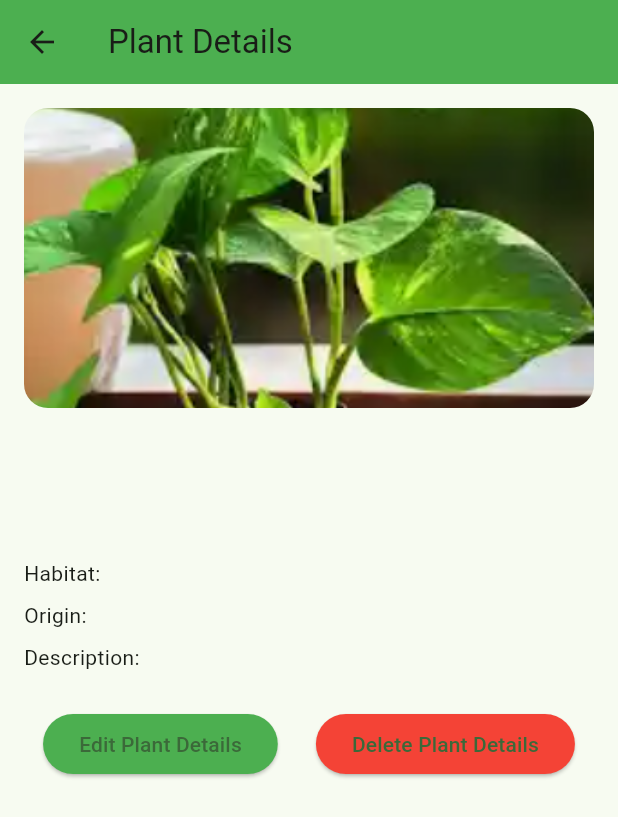
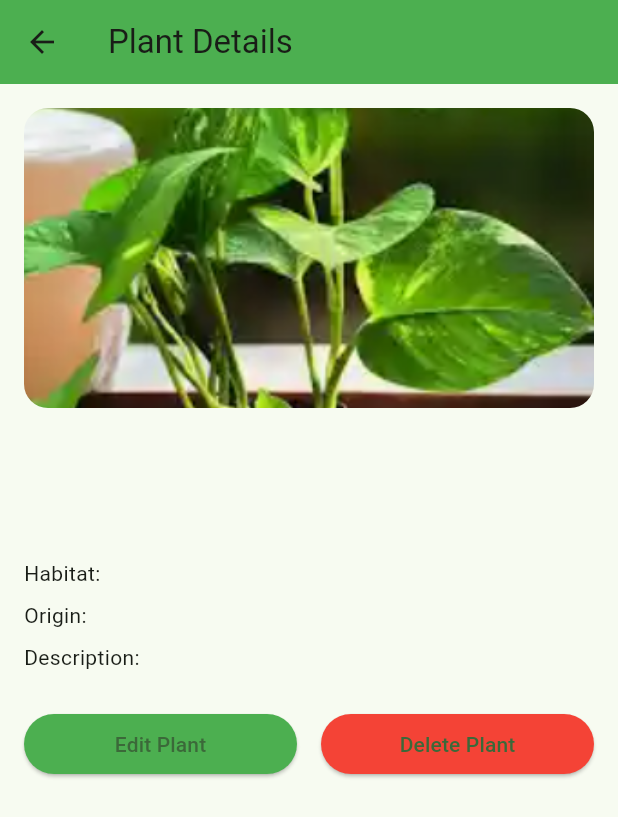
Before and after one commit to Dame-Abera/GreenLeaf-flutter, a Flutter app: the PlantDetailPage screen opened directly with empty values, on a phone screen of 412 x 824 dp. Shown: the top 817 px of the screen. Run offline on Flutter 3.47's test engine with Material 3 defaults, Android fonts, the phone set to English and light mode, and no system bars; our stand-ins replace dio, flutter_riverpod, hive, hive_flutter, image_picker; accounts and stored records are empty.

Commit message:
initial  commit

```diff
--- a/greenleaf_app/lib/presentation/plant_detail_page.dart
+++ b/greenleaf_app/lib/presentation/plant_detail_page.dart
@@ -73,14 +73,18 @@ class PlantDetailPage extends ConsumerWidget {
                   Row(
                     mainAxisAlignment: MainAxisAlignment.spaceAround,
                     children: [
-                      ElevatedButton(
+                      Expanded(
+                        child: ElevatedButton(
                           onPressed: () {
                             Navigator.push(context, MaterialPageRoute(builder: (context) => AddEditPlantPage(plant: plant)));
                           },
                           style: ElevatedButton.styleFrom(backgroundColor: Colors.green),
-                        child: const Text('Edit Plant Details'),
+                          child: const Text('Edit Plant'),
                         ),
-                      ElevatedButton(
+                      ),
+                      const SizedBox(width: 16),
+                      Expanded(
+                        child: ElevatedButton(
                           onPressed: () {
                             showDialog(
                               context: context,
@@ -103,7 +107,8 @@ class PlantDetailPage extends ConsumerWidget {
                             );
                           },
                           style: ElevatedButton.styleFrom(backgroundColor: Colors.red),
-                        child: const Text('Delete Plant Details'),
+                          child: const Text('Delete Plant'),
+                        ),
                       ),
                     ],
                   ),
```
Also changed, not shown: greenleaf_app/lib/presentation/profile_page.dart (+28 -7 lines), 1 other file. Lines whose indentation alone changed are shown as unchanged.
